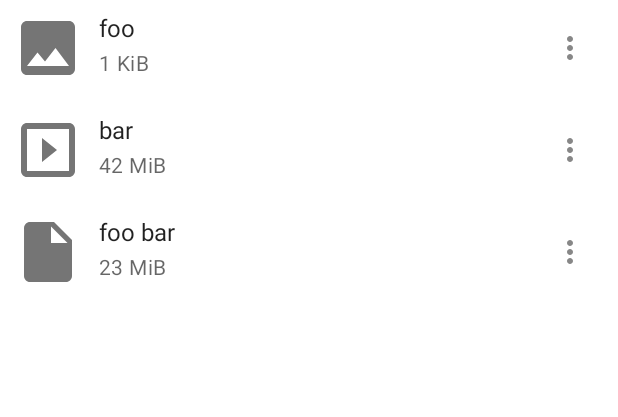
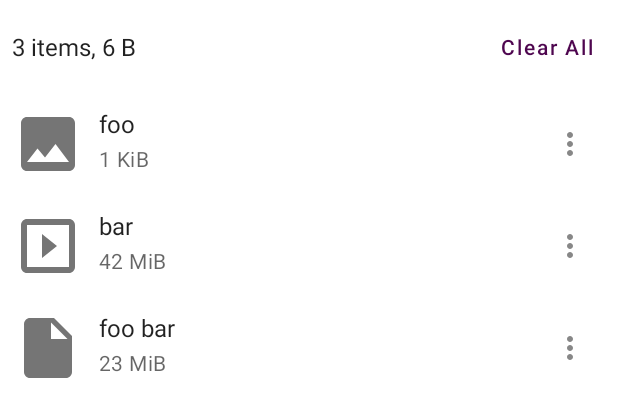
Before and after one commit to onionshare/onionshare-android, an Android app built with Jetpack Compose: the @Preview function FileListPreview, on a phone screen of 412 x 824 dp. Shown: the top 417 px of the screen. Run offline under Robolectric (Android 15) with nearby library versions, the phone set to English and light mode, and no system bars.

Commit message:
Add file list header
that shows number of items, total file size and Clear All button

```diff
--- a/app/src/main/java/org/onionshare/android/files/FileManager.kt
+++ b/app/src/main/java/org/onionshare/android/files/FileManager.kt
@@ -42,7 +42,7 @@ class FileManager @Inject constructor(
             val sizeHuman = if (size == 0L) ctx.getString(R.string.unknown) else {
                 formatShortFileSize(ctx, size)
             }
-            SendFile(name, sizeHuman, uri, documentFile.type)
+            SendFile(name, sizeHuman, size, uri, documentFile.type)
         }
         return FilesAdded(existingFiles + files)
     }
--- a/app/src/main/java/org/onionshare/android/server/SendPage.kt
+++ b/app/src/main/java/org/onionshare/android/server/SendPage.kt
@@ -40,6 +40,10 @@ data class SendFile(
      */
     val size_human: String,
     /**
+     * Used internally to calculate the total file size.
+     */
+    val size: Long,
+    /**
      * Used internally to retrieve the file content.
      */
     val uri: Uri,
--- a/app/src/main/java/org/onionshare/android/ui/FileList.kt
+++ b/app/src/main/java/org/onionshare/android/ui/FileList.kt
@@ -1,6 +1,7 @@
 package org.onionshare.android.ui
 
 import android.net.Uri
+import android.text.format.Formatter.formatShortFileSize
 import androidx.compose.foundation.layout.Arrangement
 import androidx.compose.foundation.layout.Column
 import androidx.compose.foundation.layout.Row
@@ -16,6 +17,7 @@ import androidx.compose.material.IconButton
 import androidx.compose.material.LocalContentAlpha
 import androidx.compose.material.MaterialTheme
 import androidx.compose.material.Text
+import androidx.compose.material.TextButton
 import androidx.compose.material.icons.Icons
 import androidx.compose.material.icons.filled.Image
 import androidx.compose.material.icons.filled.InsertDriveFile
@@ -33,6 +35,7 @@ import androidx.compose.ui.Alignment
 import androidx.compose.ui.Modifier
 import androidx.compose.ui.draw.alpha
 import androidx.compose.ui.graphics.vector.ImageVector
+import androidx.compose.ui.platform.LocalContext
 import androidx.compose.ui.res.stringResource
 import androidx.compose.ui.tooling.preview.Preview
 import androidx.compose.ui.unit.dp
@@ -42,16 +45,36 @@ import org.onionshare.android.server.SendFile
 import org.onionshare.android.ui.theme.OnionshareTheme
 
 @Composable
-fun FileList(fileManagerState: State<FileManager.State>, onFileRemove: (SendFile) -> Unit) {
+fun FileList(
+    fileManagerState: State<FileManager.State>,
+    onFileRemove: (SendFile) -> Unit,
+    onRemoveAll: () -> Unit,
+) {
     val files = when (val state = fileManagerState.value) {
         is FileManager.State.FilesAdded -> state.files
         else -> error("Wrong state: $state")
     }
-    LazyColumn(
-        verticalArrangement = Arrangement.spacedBy(4.dp),
-    ) {
-        items(files) { file ->
-            FileRow(file, onFileRemove)
+    val ctx = LocalContext.current
+    val totalSize = formatShortFileSize(ctx, files.sumOf { it.size })
+    val res = ctx.resources
+    val text =
+        res.getQuantityString(R.plurals.share_file_list_summary, files.size, files.size, totalSize)
+    Column {
+        Row(
+            verticalAlignment = Alignment.CenterVertically,
+            modifier = Modifier.padding(8.dp)
+        ) {
+            Text(text, modifier = Modifier.weight(1f))
+            TextButton(onClick = onRemoveAll) {
+                Text(stringResource(R.string.clear_all))
+            }
+        }
+        LazyColumn(
+            verticalArrangement = Arrangement.spacedBy(4.dp),
+        ) {
+            items(files) { file ->
+                FileRow(file, onFileRemove)
+            }
         }
     }
 }
@@ -127,7 +150,7 @@ private fun getIconFromMimeType(mimeType: String?): ImageVector = when {
 fun FileRowPreview() {
     OnionshareTheme {
         FileRow(
-            SendFile("foo", "1 KiB", Uri.parse("/foo"), null)
+            SendFile("foo", "1 KiB", 1, Uri.parse("/foo"), null)
         ) { }
     }
 }
@@ -137,13 +160,13 @@ fun FileRowPreview() {
 fun FileListPreview() {
     OnionshareTheme {
         val files = listOf(
-            SendFile("foo", "1 KiB", Uri.parse("/foo"), "image/jpeg"),
-            SendFile("bar", "42 MiB", Uri.parse("/bar"), "video/mp4"),
-            SendFile("foo bar", "23 MiB", Uri.parse("/foo/bar"), null),
+            SendFile("foo", "1 KiB", 1, Uri.parse("/foo"), "image/jpeg"),
+            SendFile("bar", "42 MiB", 2, Uri.parse("/bar"), "video/mp4"),
+            SendFile("foo bar", "23 MiB", 3, Uri.parse("/foo/bar"), null),
         )
         val mutableState = remember {
             mutableStateOf(FileManager.State.FilesAdded(files))
         }
-        FileList(mutableState) {}
+        FileList(mutableState, {}) {}
     }
 }
--- a/app/src/main/java/org/onionshare/android/ui/MainViewModel.kt
+++ b/app/src/main/java/org/onionshare/android/ui/MainViewModel.kt
@@ -58,6 +58,10 @@ class MainViewModel @Inject constructor(
         }
     }
 
+    fun removeAll() {
+        _fileManagerState.value = FileManager.State.NoFiles
+    }
+
     fun startServer() {
         // FIXME this is a mixing of concerns to get the right state in the UI
         webserverManager.onFilesBeingZipped()
--- a/app/src/main/res/values/strings.xml
+++ b/app/src/main/res/values/strings.xml
@@ -5,4 +5,10 @@
     <string name="unknown">unknown</string>
     <string name="remove">Remove</string>
     <string name="share_empty_state">Nothing here yet.</string>
+    <string name="clear_all">Clear All</string>
+    <!-- The first placeholder is the number of items, the second one will be replaced with the size of all files -->
+    <plurals name="share_file_list_summary">
+        <item quantity="one">%1$d item, %2$s</item>
+        <item quantity="other">%1$d items, %2$s</item>
+    </plurals>
 </resources>
```
Also changed, not shown: app/src/main/java/org/onionshare/android/ui/MainActivity.kt (+2 -8 lines), app/src/main/java/org/onionshare/android/ui/MainUi.kt (+12 -5 lines).
